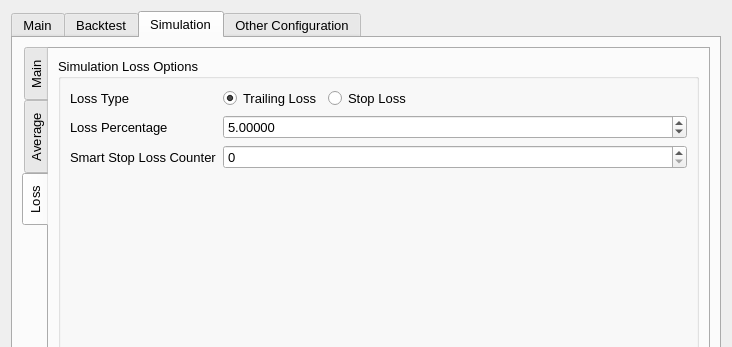
Above: UI/configuration.ui from ZENALC/algobot before the change; both pictures show x 0 to 732 and y 0 to 347 of the 732 by 782 pixel window. Below: the same form after it.
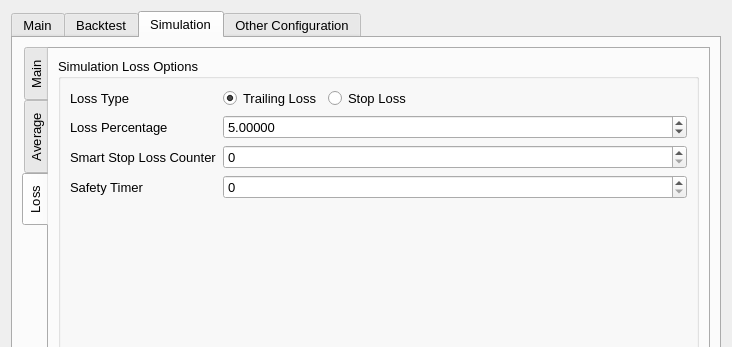
That is the form after the change. The open tabs and pages were chosen to show the change.

Commit message: added stop loss safety timer

Diff of the .ui file:
```diff
--- a/UI/configuration.ui
+++ b/UI/configuration.ui
@@ -2896,7 +2896,7 @@
                 </property>
                </spacer>
               </item>
-              <item row="3" column="0">
+              <item row="4" column="0">
                <spacer name="verticalSpacer_11">
                 <property name="orientation">
                  <enum>Qt::Vertical</enum>
@@ -2964,6 +2964,26 @@
               <item row="2" column="1" colspan="3">
                <widget class="QSpinBox" name="simulationSmartStopLossSpinBox"/>
               </item>
+              <item row="3" column="0">
+               <widget class="QLabel" name="simulationSafetyTimerLabel">
+                <property name="text">
+                 <string>Safety Timer</string>
+                </property>
+               </widget>
+              </item>
+              <item row="3" column="1" colspan="3">
+               <widget class="QSpinBox" name="simulationSafetyTimerSpinBox">
+                <property name="minimum">
+                 <number>0</number>
+                </property>
+                <property name="maximum">
+                 <number>150</number>
+                </property>
+                <property name="value">
+                 <number>0</number>
+                </property>
+               </widget>
+              </item>
              </layout>
             </widget>
            </item>
```
Left out of the diff: 210 changed lines with no effect on the pictures. The commit also changes 2 other files.
